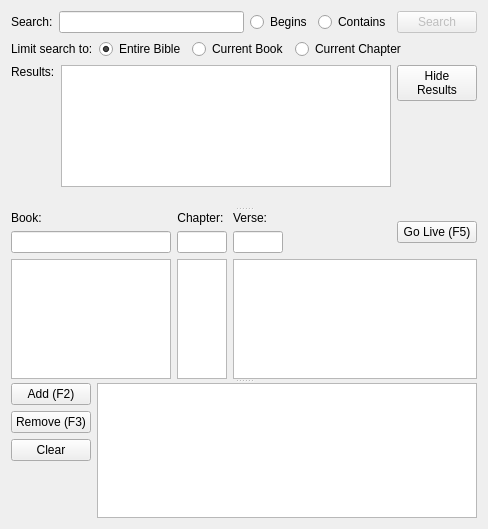
Above: src/biblewidget.ui from SoftProjector/src before the change. Below: the same form after it.
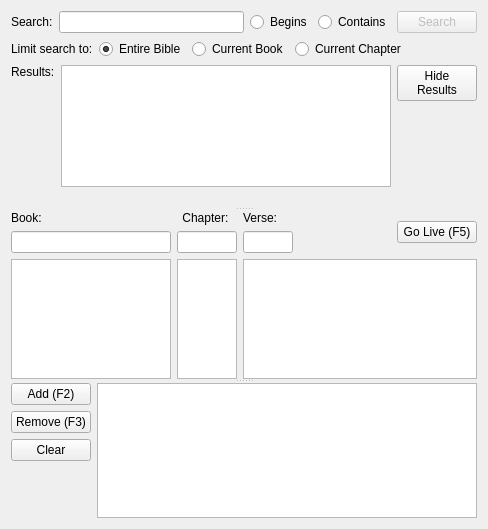
That is the form after the change. Icons and pictures are not drawn.

Commit message: Fixed a layout bug on Mac OS X (chapter label)

What changed in the file:
```diff
--- a/src/biblewidget.ui
+++ b/src/biblewidget.ui
@@ -420,7 +420,7 @@
           <widget class="QLabel" name="lblChapter">
            <property name="maximumSize">
             <size>
-             <width>50</width>
+             <width>16777215</width>
              <height>16777215</height>
             </size>
            </property>
@@ -448,7 +448,7 @@
            </property>
            <property name="maximumSize">
             <size>
-             <width>50</width>
+             <width>60</width>
              <height>16777215</height>
             </size>
            </property>
@@ -467,7 +467,7 @@
            </property>
            <property name="maximumSize">
             <size>
-             <width>50</width>
+             <width>60</width>
              <height>16777215</height>
             </size>
            </property>
```
